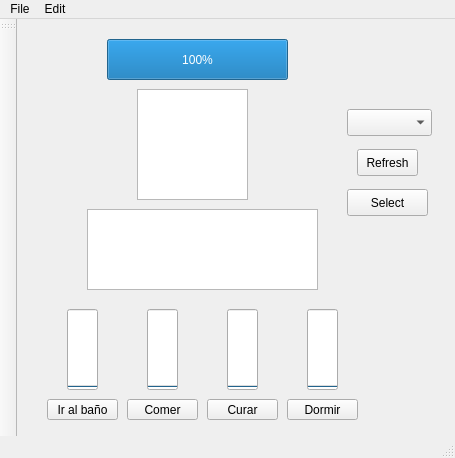
ECruz25/Proyecto_1_Estructura_de_Datos, file Proyecto1/mainwindow.ui: the form before one commit.
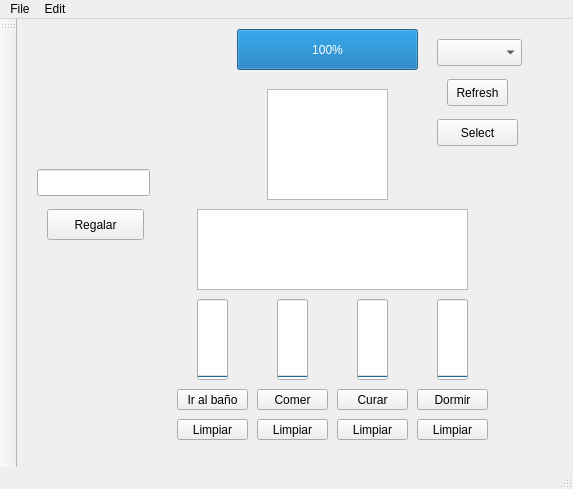
The form after the commit. Icons and pictures are not drawn.

```diff
--- a/Proyecto1/mainwindow.ui
+++ b/Proyecto1/mainwindow.ui
@@ -6,8 +6,8 @@
    <rect>
     <x>0</x>
     <y>0</y>
-    <width>455</width>
-    <height>458</height>
+    <width>573</width>
+    <height>489</height>
    </rect>
   </property>
   <property name="windowTitle">
@@ -17,8 +17,8 @@
    <widget class="QPushButton" name="ir_al_bano_btn">
     <property name="geometry">
      <rect>
-      <x>30</x>
-      <y>380</y>
+      <x>160</x>
+      <y>370</y>
       <width>71</width>
       <height>21</height>
      </rect>
@@ -30,8 +30,8 @@
    <widget class="QPushButton" name="dormir_btn">
     <property name="geometry">
      <rect>
-      <x>270</x>
-      <y>380</y>
+      <x>400</x>
+      <y>370</y>
       <width>71</width>
       <height>21</height>
      </rect>
@@ -43,8 +43,8 @@
    <widget class="QPushButton" name="comer_btn">
     <property name="geometry">
      <rect>
-      <x>110</x>
-      <y>380</y>
+      <x>240</x>
+      <y>370</y>
       <width>71</width>
       <height>21</height>
      </rect>
@@ -56,8 +56,8 @@
    <widget class="QPushButton" name="curar_btn">
     <property name="geometry">
      <rect>
-      <x>190</x>
-      <y>380</y>
+      <x>320</x>
+      <y>370</y>
       <width>71</width>
       <height>21</height>
      </rect>
@@ -69,7 +69,7 @@
    <widget class="QLabel" name="label">
     <property name="geometry">
      <rect>
-      <x>140</x>
+      <x>270</x>
       <y>80</y>
       <width>81</width>
       <height>91</height>
@@ -88,9 +88,9 @@
    <widget class="QGraphicsView" name="graphicsView">
     <property name="geometry">
      <rect>
-      <x>120</x>
+      <x>250</x>
       <y>70</y>
-      <width>111</width>
+      <width>121</width>
       <height>111</height>
      </rect>
     </property>
@@ -98,8 +98,8 @@
    <widget class="QProgressBar" name="progressBar_salud">
     <property name="geometry">
      <rect>
-      <x>90</x>
-      <y>20</y>
+      <x>220</x>
+      <y>10</y>
       <width>181</width>
       <height>41</height>
      </rect>
@@ -120,8 +120,8 @@
    <widget class="QProgressBar" name="progressBar_actividad_desechos">
     <property name="geometry">
      <rect>
-      <x>50</x>
-      <y>290</y>
+      <x>180</x>
+      <y>280</y>
       <width>31</width>
       <height>81</height>
      </rect>
@@ -135,12 +135,18 @@
     <property name="orientation">
      <enum>Qt::Vertical</enum>
     </property>
+    <property name="invertedAppearance">
+     <bool>false</bool>
+    </property>
+    <property name="textDirection">
+     <enum>QProgressBar::TopToBottom</enum>
+    </property>
    </widget>
    <widget class="QProgressBar" name="progressBar_actividad_hambre">
     <property name="geometry">
      <rect>
-      <x>130</x>
-      <y>290</y>
+      <x>260</x>
+      <y>280</y>
       <width>31</width>
       <height>81</height>
      </rect>
@@ -158,8 +164,8 @@
    <widget class="QProgressBar" name="progressBar_actividad_salud">
     <property name="geometry">
      <rect>
-      <x>210</x>
-      <y>290</y>
+      <x>340</x>
+      <y>280</y>
       <width>31</width>
       <height>81</height>
      </rect>
@@ -177,8 +183,8 @@
    <widget class="QProgressBar" name="progressBar_actividad_sueno">
     <property name="geometry">
      <rect>
-      <x>290</x>
-      <y>290</y>
+      <x>420</x>
+      <y>280</y>
       <width>31</width>
       <height>81</height>
      </rect>
@@ -196,8 +202,8 @@
    <widget class="QComboBox" name="comboBox">
     <property name="geometry">
      <rect>
-      <x>330</x>
-      <y>90</y>
+      <x>420</x>
+      <y>20</y>
       <width>85</width>
       <height>27</height>
      </rect>
@@ -206,8 +212,8 @@
    <widget class="QPushButton" name="refresh_btn">
     <property name="geometry">
      <rect>
-      <x>340</x>
-      <y>130</y>
+      <x>430</x>
+      <y>60</y>
       <width>61</width>
       <height>27</height>
      </rect>
@@ -219,8 +225,8 @@
    <widget class="QPushButton" name="select_btn">
     <property name="geometry">
      <rect>
-      <x>330</x>
-      <y>170</y>
+      <x>420</x>
+      <y>100</y>
       <width>81</width>
       <height>27</height>
      </rect>
@@ -229,16 +235,91 @@
      <string>Select</string>
     </property>
    </widget>
-   <widget class="QGraphicsView" name="graphicsView_2">
+   <widget class="QListWidget" name="log">
     <property name="geometry">
      <rect>
-      <x>70</x>
+      <x>180</x>
       <y>190</y>
-      <width>231</width>
+      <width>271</width>
       <height>81</height>
      </rect>
     </property>
    </widget>
+   <widget class="QLineEdit" name="regalar_edit">
+    <property name="geometry">
+     <rect>
+      <x>20</x>
+      <y>150</y>
+      <width>113</width>
+      <height>27</height>
+     </rect>
+    </property>
+   </widget>
+   <widget class="QPushButton" name="regalar_btn">
+    <property name="geometry">
+     <rect>
+      <x>30</x>
+      <y>190</y>
+      <width>97</width>
+      <height>31</height>
+     </rect>
+    </property>
+    <property name="text">
+     <string>Regalar</string>
+    </property>
+   </widget>
+   <widget class="QPushButton" name="limpiar_desechos">
+    <property name="geometry">
+     <rect>
+      <x>160</x>
+      <y>400</y>
+      <width>71</width>
+      <height>21</height>
+     </rect>
+    </property>
+    <property name="text">
+     <string>Limpiar</string>
+    </property>
+   </widget>
+   <widget class="QPushButton" name="limpiar_hambre">
+    <property name="geometry">
+     <rect>
+      <x>240</x>
+      <y>400</y>
+      <width>71</width>
+      <height>21</height>
+     </rect>
+    </property>
+    <property name="text">
+     <string>Limpiar</string>
+    </property>
+   </widget>
+   <widget class="QPushButton" name="limpiar_enfermedad">
+    <property name="geometry">
+     <rect>
+      <x>320</x>
+      <y>400</y>
+      <width>71</width>
+      <height>21</height>
+     </rect>
+    </property>
+    <property name="text">
+     <string>Limpiar</string>
+    </property>
+   </widget>
+   <widget class="QPushButton" name="limpiar_sueno">
+    <property name="geometry">
+     <rect>
+      <x>400</x>
+      <y>400</y>
+      <width>71</width>
+      <height>21</height>
+     </rect>
+    </property>
+    <property name="text">
+     <string>Limpiar</string>
+    </property>
+   </widget>
    <zorder>ir_al_bano_btn</zorder>
    <zorder>dormir_btn</zorder>
    <zorder>comer_btn</zorder>
@@ -260,7 +341,7 @@
     <rect>
      <x>0</x>
      <y>0</y>
-     <width>455</width>
+     <width>573</width>
      <height>23</height>
     </rect>
    </property>
```
Left out of the diff: 8 changed lines with no effect on the pictures.
